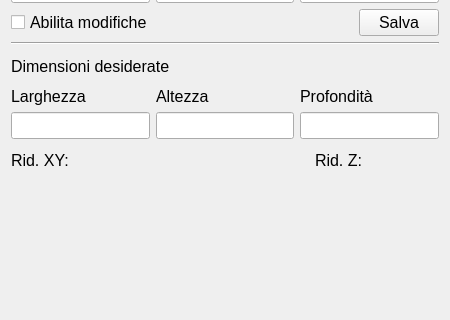
The window that Sculpture.ui (LuigiCaradonna/funeraria) describes before a commit, drawn with Qt 5; both pictures show x 0 to 450 and y 200 to 520 of the 450 by 650 pixel window.
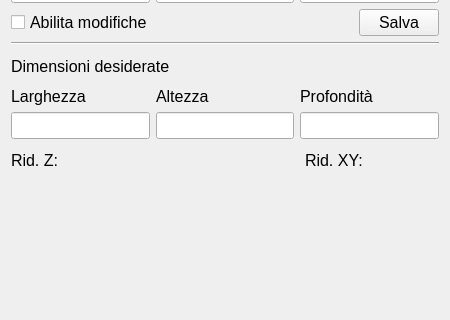
The same window after the commit.

Commit message: Switched position for X and Y reduction

```diff
--- a/Sculpture.ui
+++ b/Sculpture.ui
@@ -362,19 +362,19 @@
      <item>
       <layout class="QHBoxLayout" name="ReductionsContainer">
        <item>
-        <widget class="QLabel" name="lblRedXY">
+        <widget class="QLabel" name="lblRedZ">
          <property name="font">
           <font>
            <pointsize>12</pointsize>
           </font>
          </property>
          <property name="text">
-          <string>Rid. XY:</string>
+          <string>Rid. Z:</string>
          </property>
         </widget>
        </item>
        <item>
-        <widget class="QLabel" name="lblRedXYVal">
+        <widget class="QLabel" name="lblRedZVal">
          <property name="minimumSize">
           <size>
            <width>70</width>
@@ -414,19 +414,19 @@
         </spacer>
        </item>
        <item>
-        <widget class="QLabel" name="lblRedZ">
+        <widget class="QLabel" name="lblRedXY">
          <property name="font">
           <font>
            <pointsize>12</pointsize>
           </font>
          </property>
          <property name="text">
-          <string>Rid. Z:</string>
+          <string>Rid. XY:</string>
          </property>
         </widget>
        </item>
        <item>
-        <widget class="QLabel" name="lblRedZVal">
+        <widget class="QLabel" name="lblRedXYVal">
          <property name="minimumSize">
           <size>
            <width>70</width>
```
